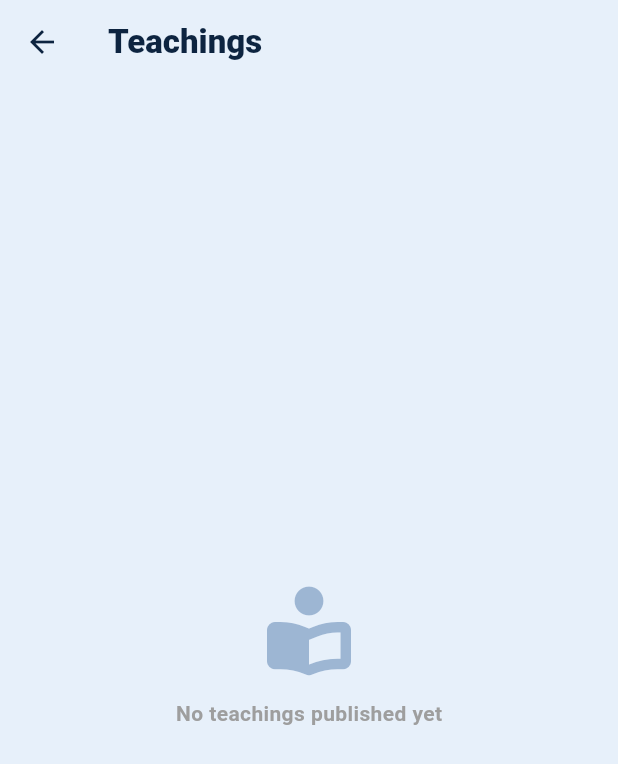
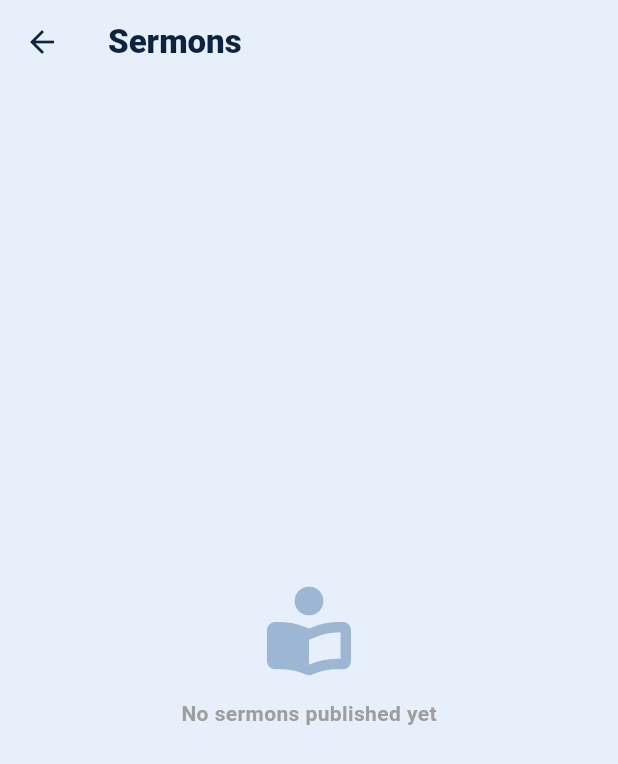
Before and after one commit to Mattathiasa/mobile_ahaw, a Flutter app: the TeachingsPage screen opened directly, on a phone screen of 412 x 824 dp. Shown: the top 764 px of the screen. Run offline on Flutter 3.47's test engine with Material 3 defaults, Android fonts, the phone set to English and light mode, and no system bars; our stand-ins replace cloud_firestore, device_info_plus, file_picker, firebase_auth, firebase_core, firebase_messaging and 7 more; accounts and stored records are empty.

Commit message:
feat(mobile): rename Teachings to Sermons and add Organisation i18n keys for all four languages

```diff
--- a/lib/i18n/translations.dart
+++ b/lib/i18n/translations.dart
@@ -76,7 +76,8 @@ const Map<String, Map<String, String>> kTranslations = {
     'system': 'System',
     'switchToDark': 'Switch to Dark Mode',
     'switchToLight': 'Switch to Light Mode',
-    'teachings': 'Teachings',
+    'teachings': 'Sermons', // renamed on the web; collection stays `teachings`
+    'sermons': 'Sermons',
     'missionary': 'Missionary',
     'volunteer': 'Volunteer',
     'latestChurchUpdates': 'Stay informed with the latest church-wide updates and broadcasts.',
@@ -190,8 +191,21 @@ const Map<String, Map<String, String>> kTranslations = {
     'steadyGrowth': 'Steady spiritual growth',
     'create': 'Create',
     'speaker': 'Speaker',
-    'noTeachingsFound': 'No teachings found',
+    'noTeachingsFound': 'No sermons found',
     'noTeachingsDesc': 'We are currently preparing sacred wisdom for the community. Please check back soon.',
+    'organisation': 'Organisation Structure',
+    'orgDesc': 'Every level of the church, from the Standing Synod down to the fellowship groups.',
+    'levelTeklay': 'General Secretariat',
+    'levelMemriya': 'Departments',
+    'levelZone': 'Dioceses',
+    'levelWoreda': 'Woreda Offices',
+    'levelAtbiya': 'Congregations',
+    'levelMahderat': 'Mahedherat',
+    'secretariatNoneDesc': 'Create it first — departments and dioceses hang off it.',
+    'synodTitle': 'Standing Synod',
+    'synodSeats': 'seats',
+    'synodAdded': 'added to the Standing Synod.',
+    'synodRemoved': 'removed from the Standing Synod.',
     'markAllRead': 'Mark All as Read',
     'noNotifications': 'No notifications',
     'allNotificationsRead': 'All notifications marked as read',
@@ -357,7 +371,9 @@ const Map<String, Map<String, String>> kTranslations = {
     'system': 'ስርዓት',
     'switchToDark': 'ወደ ጨለማ ሁነታ ቀይር',
     'switchToLight': 'ወደ ብርሃን ሁነታ ቀይር',
-    'teachings': 'ትምህርቶች',
+    'teachings': 'ስብከቶች', // Sermons (web rename)
+    'sermons': 'ስብከቶች',
+    'organisation': 'ተቋማዊ መዋቅር',
     'missionary': 'ሚሲዮናዊ',
     'volunteer': 'በጎ ፈቃደኛ',
     'latestChurchUpdates': 'የቅርብ ጊዜ የቤተክርስቲያን ዜናዎችን ይከታተሉ።',
@@ -484,7 +500,9 @@ const Map<String, Map<String, String>> kTranslations = {
     'system': 'Sirna',
     'switchToDark': 'Bifa Gurraachatti Jijjiiri',
     'switchToLight': 'Bifa Ifatti Jijjiiri',
-    'teachings': 'Barsiisa',
+    'teachings': 'Lallaba', // Sermons (web rename)
+    'sermons': 'Lallaba',
+    'organisation': 'Caasaa Dhaabbataa',
     'missionary': 'Ergamtuu',
     'volunteer': 'Fedhii Ofii',
     'latestChurchUpdates': 'Oduu haaraa waldaa hordofaa.',
@@ -611,7 +629,9 @@ const Map<String, Map<String, String>> kTranslations = {
     'system': 'ስርዓት',
     'switchToDark': 'ናብ ጸልማት ቅዲ ቀይር',
     'switchToLight': 'ናብ ብርሃን ቅዲ ቀይር',
-    'teachings': 'ትምህርትታት',
+    'teachings': 'ስብከታት', // Sermons (web rename)
+    'sermons': 'ስብከታት',
+    'organisation': 'ትካላዊ ኣቃውማ',
     'missionary': 'ሚስዮናዊ',
     'volunteer': 'ወለንታዊ',
     'latestChurchUpdates': 'ናይ ቀረባ እዋን ሓበሬታታት ቤተክርስቲያን ተኸታተሉ።',
--- a/lib/screens/dashboard_items/permission_control_page.dart
+++ b/lib/screens/dashboard_items/permission_control_page.dart
@@ -28,7 +28,7 @@ const _levelColors = {
 
 const _permissionGroups = [
   'Pages', 'Announcements', 'Plans', 'Reports', 'Members',
-  'Meetings', 'Finance', 'Documents', 'Teachings', 'Missionary', 'Dashboard',
+  'Meetings', 'Finance', 'Documents', 'Sermons', 'Missionary', 'Dashboard',
 ];
 
 const _permissionMeta = {
@@ -46,7 +46,7 @@ const _permissionMeta = {
   'canViewDocuments':       ('View Documents',           'See the documents page',                       'Pages'),
   'canViewHierarchy':       ('View Hierarchy',           'See the church hierarchy page',                'Pages'),
   'canViewMissionary':      ('View Missionary',          'See the missionary page',                      'Pages'),
-  'canViewTeachings':       ('View Teachings',           'See the teachings page',                       'Pages'),
+  'canViewTeachings':       ('View Sermons',             'See the sermons page',                         'Pages'),
   'canViewVolunteer':       ('View Volunteer',           'See the volunteer page',                       'Pages'),
   'canViewUserManagement':  ('View User Management',     'See the user management page',                 'Pages'),
   'canViewSettings':        ('View Settings',            'Access settings',                              'Pages'),
@@ -77,8 +77,8 @@ const _permissionMeta = {
   // Documents
   'canUploadDocuments':     ('Upload Documents',         'Upload files and create folders',              'Documents'),
   'canDeleteDocuments':     ('Delete Documents',         'Delete files and folders',                     'Documents'),
-  // Teachings
-  'canCreateTeaching':      ('Create Teaching',          'Publish new teachings',                        'Teachings'),
+  // Sermons (the collection stays `teachings`)
+  'canCreateTeaching':      ('Create Sermon',            'Publish new sermons',                          'Sermons'),
   // Missionary
   'canSubmitMissionaryApplication': ('Submit Missionary Application', 'Apply for missionary service',   'Missionary'),
   'canSubmitMissionaryReport':      ('Submit Missionary Report',      'Submit field reports',           'Missionary'),
--- a/lib/screens/dashboard_items/teachings_page.dart
+++ b/lib/screens/dashboard_items/teachings_page.dart
@@ -56,7 +56,7 @@ class TeachingsPage extends StatelessWidget {
           final docs = snapshot.data?.docs ?? [];
           if (docs.isEmpty) {
             return _emptyState(isDark, FontAwesomeIcons.bookOpenReader,
-                'No teachings published yet');
+                'No sermons published yet');
           }
 
           return ListView.builder(
```
